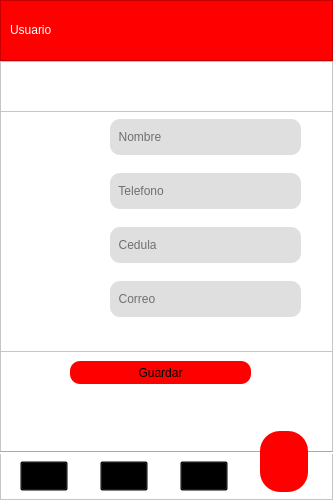
First picture: the form in app/Vista/gui/VentanaUsuario.ui, repository juanhoyos06/appGym, before the edit.
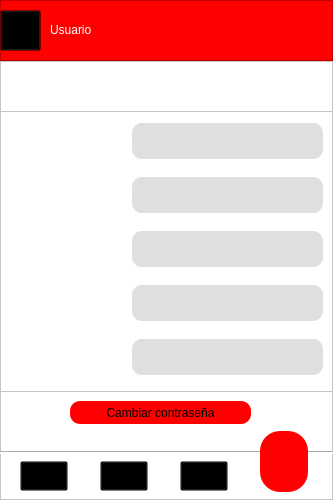
Second picture: the form after the edit. Icons and pictures are not drawn.

Commit message: Boton cerrar sesion, correcion ventana usuario

What changed in the file:
```diff
--- a/app/Vista/gui/VentanaUsuario.ui
+++ b/app/Vista/gui/VentanaUsuario.ui
@@ -55,7 +55,7 @@
    <widget class="QLabel" name="label">
     <property name="geometry">
      <rect>
-      <x>10</x>
+      <x>50</x>
       <y>10</y>
       <width>91</width>
       <height>41</height>
@@ -92,6 +92,36 @@
      <bool>true</bool>
     </property>
    </widget>
+   <widget class="QPushButton" name="pbutton_cerrar_sesion">
+    <property name="geometry">
+     <rect>
+      <x>0</x>
+      <y>10</y>
+      <width>41</width>
+      <height>41</height>
+     </rect>
+    </property>
+    <property name="cursor">
+     <cursorShape>PointingHandCursor</cursorShape>
+    </property>
+    <property name="styleSheet">
+     <string notr="true">background-color:rgba(0,0,0,0%);
+image: url(:/imagenes/imagenes/cerrar-sesion.png);</string>
+    </property>
+    <property name="text">
+     <string/>
+    </property>
+    <property name="icon">
+     <iconset>
+      <normaloff>../imagenes/envelope.png</normaloff>../imagenes/envelope.png</iconset>
+    </property>
+    <property name="iconSize">
+     <size>
+      <width>40</width>
+      <height>30</height>
+     </size>
+    </property>
+   </widget>
   </widget>
   <widget class="QFrame" name="frame_2">
    <property name="geometry">
@@ -309,7 +339,7 @@
       <x>0</x>
       <y>50</y>
       <width>333</width>
-      <height>241</height>
+      <height>281</height>
      </rect>
     </property>
     <property name="minimumSize">
@@ -318,11 +348,11 @@
       <height>241</height>
      </size>
     </property>
-    <property name="maximumSize">
-     <size>
-      <width>333</width>
-      <height>241</height>
-     </size>
+    <property name="layoutDirection">
+     <enum>Qt::LeftToRight</enum>
+    </property>
+    <property name="autoFillBackground">
+     <bool>false</bool>
     </property>
     <property name="frameShape">
      <enum>QFrame::StyledPanel</enum>
@@ -330,46 +360,29 @@
     <property name="frameShadow">
      <enum>QFrame::Raised</enum>
     </property>
-    <widget class="QLineEdit" name="lineedit_nombre">
-     <property name="geometry">
-      <rect>
-       <x>110</x>
-       <y>8</y>
-       <width>191</width>
-       <height>36</height>
-      </rect>
+    <layout class="QGridLayout" name="gridLayout">
+     <property name="leftMargin">
+      <number>9</number>
      </property>
-     <property name="minimumSize">
-      <size>
-       <width>191</width>
-       <height>36</height>
-      </size>
+     <property name="rightMargin">
+      <number>9</number>
      </property>
-     <property name="maximumSize">
-      <size>
-       <width>302</width>
-       <height>36</height>
-      </size>
+     <property name="bottomMargin">
+      <number>9</number>
      </property>
-     <property name="styleSheet">
-      <string notr="true">background-color: rgb(223, 223, 223);
-border-radius: 10px;</string>
+     <property name="horizontalSpacing">
+      <number>25</number>
      </property>
-     <property name="cursorPosition">
-      <number>0</number>
+     <property name="verticalSpacing">
+      <number>6</number>
      </property>
-     <property name="placeholderText">
-      <string>  Nombre</string>
-     </property>
-    </widget>
+     <item row="2" column="0">
     <widget class="QLabel" name="label_4">
-     <property name="geometry">
-      <rect>
-       <x>40</x>
-       <y>62</y>
+       <property name="minimumSize">
+        <size>
        <width>31</width>
        <height>32</height>
-      </rect>
+        </size>
      </property>
      <property name="styleSheet">
       <string notr="true">image: url(:/imagenes/imagenes/circle-phone-flip.png);</string>
@@ -384,36 +397,37 @@
       <bool>true</bool>
      </property>
     </widget>
-    <widget class="QLabel" name="label_5">
-     <property name="geometry">
-      <rect>
-       <x>40</x>
-       <y>116</y>
-       <width>31</width>
-       <height>32</height>
-      </rect>
+     </item>
+     <item row="5" column="1">
+      <widget class="QLabel" name="label_edad">
+       <property name="minimumSize">
+        <size>
+         <width>191</width>
+         <height>36</height>
+        </size>
+       </property>
+       <property name="maximumSize">
+        <size>
+         <width>191</width>
+         <height>36</height>
+        </size>
      </property>
      <property name="styleSheet">
-      <string notr="true">image: url(:/imagenes/imagenes/id-insignia.png);</string>
+        <string notr="true">background-color: rgb(223, 223, 223);
+border-radius: 10px;</string>
      </property>
      <property name="text">
       <string/>
      </property>
-     <property name="pixmap">
-      <pixmap>../imagenes/id-insignia.png</pixmap>
-     </property>
-     <property name="scaledContents">
-      <bool>true</bool>
-     </property>
-    </widget>
+      </widget>
+     </item>
+     <item row="7" column="0">
     <widget class="QLabel" name="label_6">
-     <property name="geometry">
-      <rect>
-       <x>40</x>
-       <y>170</y>
+       <property name="minimumSize">
+        <size>
        <width>31</width>
-       <height>31</height>
-      </rect>
+         <height>32</height>
+        </size>
      </property>
      <property name="styleSheet">
       <string notr="true">image: url(:/imagenes/imagenes/sobre (2).png);</string>
@@ -428,15 +442,9 @@
       <bool>true</bool>
      </property>
     </widget>
-    <widget class="QLineEdit" name="lineedit_telefono">
-     <property name="geometry">
-      <rect>
-       <x>110</x>
-       <y>62</y>
-       <width>191</width>
-       <height>36</height>
-      </rect>
-     </property>
+     </item>
+     <item row="0" column="1">
+      <widget class="QLabel" name="label_nombre">
      <property name="minimumSize">
       <size>
        <width>191</width>
@@ -445,7 +453,7 @@
      </property>
      <property name="maximumSize">
       <size>
-       <width>302</width>
+         <width>191</width>
        <height>36</height>
       </size>
      </property>
@@ -453,76 +461,56 @@
       <string notr="true">background-color: rgb(223, 223, 223);
 border-radius: 10px;</string>
      </property>
-     <property name="placeholderText">
-      <string>  Telefono</string>
-     </property>
-    </widget>
-    <widget class="QLineEdit" name="lineedit_cedula">
-     <property name="geometry">
-      <rect>
-       <x>110</x>
-       <y>116</y>
-       <width>191</width>
-       <height>36</height>
-      </rect>
-     </property>
-     <property name="minimumSize">
-      <size>
-       <width>191</width>
-       <height>36</height>
-      </size>
-     </property>
-     <property name="maximumSize">
+       <property name="text">
+        <string/>
+       </property>
+      </widget>
+     </item>
+     <item row="1" column="1">
+      <spacer name="verticalSpacer">
+       <property name="orientation">
+        <enum>Qt::Vertical</enum>
+       </property>
+       <property name="sizeType">
+        <enum>QSizePolicy::Fixed</enum>
+       </property>
+       <property name="sizeHint" stdset="0">
       <size>
-       <width>302</width>
-       <height>36</height>
-      </size>
-     </property>
-     <property name="styleSheet">
-      <string notr="true">background-color: rgb(223, 223, 223);
-border-radius: 10px;</string>
-     </property>
-     <property name="placeholderText">
-      <string>  Cedula</string>
-     </property>
-    </widget>
-    <widget class="QLineEdit" name="lineedit_correo">
-     <property name="geometry">
-      <rect>
-       <x>110</x>
-       <y>170</y>
-       <width>191</width>
-       <height>36</height>
-      </rect>
-     </property>
+         <width>20</width>
+         <height>10</height>
+        </size>
+       </property>
+      </spacer>
+     </item>
+     <item row="9" column="0">
+      <widget class="QLabel" name="label_8">
      <property name="minimumSize">
       <size>
-       <width>191</width>
-       <height>36</height>
-      </size>
-     </property>
-     <property name="maximumSize">
-      <size>
-       <width>302</width>
-       <height>36</height>
-      </size>
-     </property>
+         <width>31</width>
+         <height>32</height>
+        </size>
+       </property>
      <property name="styleSheet">
-      <string notr="true">background-color: rgb(223, 223, 223);
-border-radius: 10px;</string>
-     </property>
-     <property name="placeholderText">
-      <string>  Correo</string>
-     </property>
-    </widget>
+        <string notr="true">image: url(:/imagenes/imagenes/genero.png);</string>
+       </property>
+       <property name="text">
+        <string/>
+       </property>
+       <property name="pixmap">
+        <pixmap>../imagenes/sobre (2).png</pixmap>
+       </property>
+       <property name="scaledContents">
+        <bool>true</bool>
+       </property>
+      </widget>
+     </item>
+     <item row="0" column="0">
     <widget class="QLabel" name="label_7">
-     <property name="geometry">
-      <rect>
-       <x>40</x>
-       <y>8</y>
+       <property name="minimumSize">
+        <size>
        <width>31</width>
        <height>32</height>
-      </rect>
+        </size>
      </property>
      <property name="styleSheet">
       <string notr="true">image: url(:/imagenes/imagenes/usuario.png);</string>
@@ -537,12 +525,153 @@
       <bool>true</bool>
      </property>
     </widget>
-   </widget>
-   <widget class="QPushButton" name="pbutton_guardar">
+     </item>
+     <item row="3" column="1">
+      <spacer name="verticalSpacer_2">
+       <property name="orientation">
+        <enum>Qt::Vertical</enum>
+       </property>
+       <property name="sizeType">
+        <enum>QSizePolicy::Fixed</enum>
+       </property>
+       <property name="sizeHint" stdset="0">
+        <size>
+         <width>20</width>
+         <height>10</height>
+        </size>
+       </property>
+      </spacer>
+     </item>
+     <item row="7" column="1">
+      <widget class="QLabel" name="label_correo">
+       <property name="minimumSize">
+        <size>
+         <width>191</width>
+         <height>36</height>
+        </size>
+       </property>
+       <property name="maximumSize">
+        <size>
+         <width>191</width>
+         <height>36</height>
+        </size>
+       </property>
+       <property name="styleSheet">
+        <string notr="true">background-color: rgb(223, 223, 223);
+border-radius: 10px;</string>
+       </property>
+       <property name="text">
+        <string/>
+       </property>
+      </widget>
+     </item>
+     <item row="5" column="0">
+      <widget class="QLabel" name="label_5">
+       <property name="minimumSize">
+        <size>
+         <width>31</width>
+         <height>32</height>
+        </size>
+       </property>
+       <property name="styleSheet">
+        <string notr="true">image: url(:/imagenes/imagenes/age-group (1).png);</string>
+       </property>
+       <property name="text">
+        <string/>
+       </property>
+       <property name="pixmap">
+        <pixmap>../imagenes/id-insignia.png</pixmap>
+       </property>
+       <property name="scaledContents">
+        <bool>true</bool>
+       </property>
+      </widget>
+     </item>
+     <item row="6" column="1">
+      <spacer name="verticalSpacer_3">
+       <property name="orientation">
+        <enum>Qt::Vertical</enum>
+       </property>
+       <property name="sizeType">
+        <enum>QSizePolicy::Fixed</enum>
+       </property>
+       <property name="sizeHint" stdset="0">
+        <size>
+         <width>20</width>
+         <height>10</height>
+        </size>
+       </property>
+      </spacer>
+     </item>
+     <item row="9" column="1">
+      <widget class="QLabel" name="label_sexo">
+       <property name="minimumSize">
+        <size>
+         <width>191</width>
+         <height>36</height>
+        </size>
+       </property>
+       <property name="maximumSize">
+        <size>
+         <width>191</width>
+         <height>36</height>
+        </size>
+       </property>
+       <property name="styleSheet">
+        <string notr="true">background-color: rgb(223, 223, 223);
+border-radius: 10px;</string>
+       </property>
+       <property name="text">
+        <string/>
+       </property>
+      </widget>
+     </item>
+     <item row="2" column="1">
+      <widget class="QLabel" name="label_telefono">
+       <property name="minimumSize">
+        <size>
+         <width>191</width>
+         <height>36</height>
+        </size>
+       </property>
+       <property name="maximumSize">
+        <size>
+         <width>191</width>
+         <height>36</height>
+        </size>
+       </property>
+       <property name="styleSheet">
+        <string notr="true">background-color: rgb(223, 223, 223);
+border-radius: 10px;</string>
+       </property>
+       <property name="text">
+        <string/>
+       </property>
+      </widget>
+     </item>
+     <item row="8" column="1">
+      <spacer name="verticalSpacer_4">
+       <property name="orientation">
+        <enum>Qt::Vertical</enum>
+       </property>
+       <property name="sizeType">
+        <enum>QSizePolicy::Fixed</enum>
+       </property>
+       <property name="sizeHint" stdset="0">
+        <size>
+         <width>20</width>
+         <height>10</height>
+        </size>
+       </property>
+      </spacer>
+     </item>
+    </layout>
+   </widget>
+   <widget class="QPushButton" name="pbutton_cambiar_contrasenia">
     <property name="geometry">
      <rect>
       <x>70</x>
-      <y>300</y>
+      <y>340</y>
       <width>181</width>
       <height>23</height>
      </rect>
@@ -567,7 +696,7 @@
 </string>
     </property>
     <property name="text">
-     <string>Guardar</string>
+     <string>Cambiar contraseña</string>
     </property>
    </widget>
    <zorder>frame_3</zorder>
```
Left out of the diff: 2 changed lines with no effect on the pictures. Lines whose indentation alone changed are shown as unchanged. The commit also changes 16 other files.
